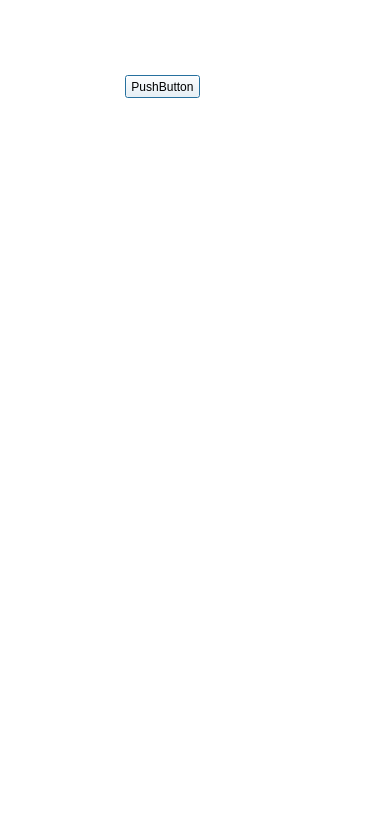
Before: the Qt Designer form src/gui/ui/iterpreter and others.ui in jsanchez679/morphoHeart_rev, drawn with Qt 5.
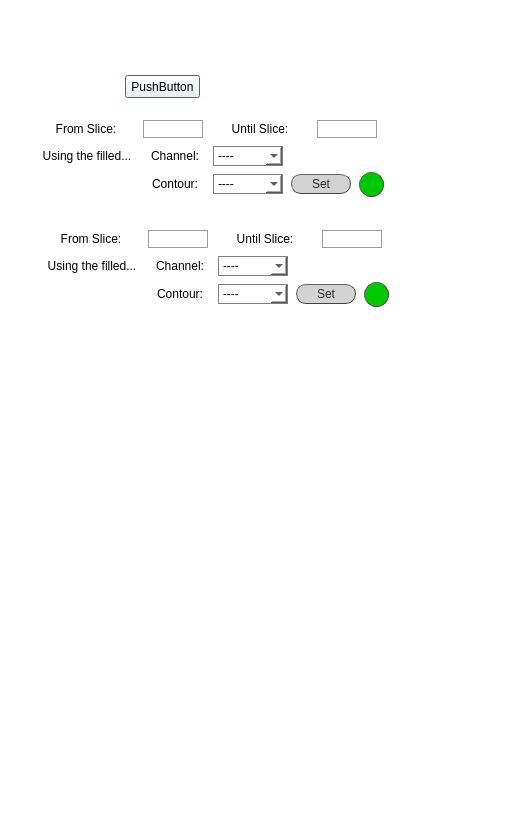
After: the same form once the commit is applied.

Patch:
```diff
--- a/src/gui/ui/iterpreter and others.ui
+++ b/src/gui/ui/iterpreter and others.ui
@@ -6,7 +6,7 @@
    <rect>
     <x>0</x>
     <y>0</y>
-    <width>388</width>
+    <width>526</width>
     <height>829</height>
    </rect>
   </property>
@@ -35,6 +35,888 @@
     <string>PushButton</string>
    </property>
   </widget>
+  <widget class="QWidget" name="npy_mask_ch1_widget" native="true">
+   <property name="geometry">
+    <rect>
+     <x>35</x>
+     <y>115</y>
+     <width>356</width>
+     <height>87</height>
+    </rect>
+   </property>
+   <layout class="QVBoxLayout" name="verticalLayout_123">
+    <property name="leftMargin">
+     <number>0</number>
+    </property>
+    <property name="topMargin">
+     <number>3</number>
+    </property>
+    <property name="rightMargin">
+     <number>0</number>
+    </property>
+    <property name="bottomMargin">
+     <number>3</number>
+    </property>
+    <item>
+     <layout class="QGridLayout" name="gridLayout_69">
+      <item row="0" column="1">
+       <widget class="QLineEdit" name="start_npy_mask_ch1">
+        <property name="minimumSize">
+         <size>
+          <width>60</width>
+          <height>0</height>
+         </size>
+        </property>
+        <property name="maximumSize">
+         <size>
+          <width>60</width>
+          <height>16777215</height>
+         </size>
+        </property>
+        <property name="styleSheet">
+         <string notr="true">QLineEdit {background-color: rgba(0,0,0,0);
+border: 1px solid rgb(156, 156, 156);
+font: 25 10pt &quot;Calibri Light&quot;;
+font-family: &quot;Calibri Light&quot;;
+}
+QLineEdit:focus { border: 1px solid #eb6fbd;}
+					</string>
+        </property>
+        <property name="alignment">
+         <set>Qt::AlignCenter</set>
+        </property>
+       </widget>
+      </item>
+      <item row="0" column="0">
+       <widget class="QLabel" name="start_autom_label_ch4_2">
+        <property name="sizePolicy">
+         <sizepolicy hsizetype="Fixed" vsizetype="Preferred">
+          <horstretch>0</horstretch>
+          <verstretch>0</verstretch>
+         </sizepolicy>
+        </property>
+        <property name="minimumSize">
+         <size>
+          <width>80</width>
+          <height>20</height>
+         </size>
+        </property>
+        <property name="maximumSize">
+         <size>
+          <width>80</width>
+          <height>20</height>
+         </size>
+        </property>
+        <property name="styleSheet">
+         <string notr="true">font: 25 10pt &quot;Calibri Light&quot;;</string>
+        </property>
+        <property name="text">
+         <string>From Slice:</string>
+        </property>
+        <property name="alignment">
+         <set>Qt::AlignCenter</set>
+        </property>
+       </widget>
+      </item>
+      <item row="0" column="2">
+       <widget class="QLabel" name="end_autom_label_ch4_2">
+        <property name="sizePolicy">
+         <sizepolicy hsizetype="Fixed" vsizetype="Preferred">
+          <horstretch>0</horstretch>
+          <verstretch>0</verstretch>
+         </sizepolicy>
+        </property>
+        <property name="minimumSize">
+         <size>
+          <width>80</width>
+          <height>20</height>
+         </size>
+        </property>
+        <property name="maximumSize">
+         <size>
+          <width>80</width>
+          <height>20</height>
+         </size>
+        </property>
+        <property name="styleSheet">
+         <string notr="true">font: 25 10pt &quot;Calibri Light&quot;;</string>
+        </property>
+        <property name="text">
+         <string>Until Slice:</string>
+        </property>
+        <property name="alignment">
+         <set>Qt::AlignCenter</set>
+        </property>
+       </widget>
+      </item>
+      <item row="0" column="3">
+       <widget class="QLineEdit" name="end_npy_mask_ch1">
+        <property name="minimumSize">
+         <size>
+          <width>60</width>
+          <height>0</height>
+         </size>
+        </property>
+        <property name="maximumSize">
+         <size>
+          <width>60</width>
+          <height>16777215</height>
+         </size>
+        </property>
+        <property name="styleSheet">
+         <string notr="true">QLineEdit {background-color: rgba(0,0,0,0);
+border: 1px solid rgb(156, 156, 156);
+font: 25 10pt &quot;Calibri Light&quot;;
+font-family: &quot;Calibri Light&quot;;
+}
+QLineEdit:focus { border: 1px solid #eb6fbd;}
+					</string>
+        </property>
+        <property name="alignment">
+         <set>Qt::AlignCenter</set>
+        </property>
+       </widget>
+      </item>
+     </layout>
+    </item>
+    <item>
+     <layout class="QGridLayout" name="gridLayout_70">
+      <item row="0" column="1">
+       <widget class="QLabel" name="lab_no_ch_7">
+        <property name="minimumSize">
+         <size>
+          <width>60</width>
+          <height>20</height>
+         </size>
+        </property>
+        <property name="maximumSize">
+         <size>
+          <width>60</width>
+          <height>20</height>
+         </size>
+        </property>
+        <property name="styleSheet">
+         <string notr="true">font: 25 10pt &quot;Calibri Light&quot;;
+background-color: rgb(255, 255, 255);</string>
+        </property>
+        <property name="text">
+         <string>Channel:</string>
+        </property>
+        <property name="alignment">
+         <set>Qt::AlignCenter</set>
+        </property>
+       </widget>
+      </item>
+      <item row="1" column="2">
+       <widget class="QComboBox" name="npy_cont_ch1">
+        <property name="enabled">
+         <bool>true</bool>
+        </property>
+        <property name="sizePolicy">
+         <sizepolicy hsizetype="Fixed" vsizetype="Fixed">
+          <horstretch>0</horstretch>
+          <verstretch>0</verstretch>
+         </sizepolicy>
+        </property>
+        <property name="minimumSize">
+         <size>
+          <width>70</width>
+          <height>20</height>
+         </size>
+        </property>
+        <property name="maximumSize">
+         <size>
+          <width>60</width>
+          <height>20</height>
+         </size>
+        </property>
+        <property name="styleSheet">
+         <string notr="true">QComboBox {
+    border: 1px solid gray;
+	font: 25 10pt &quot;Calibri Light&quot;;
+}
+
+QComboBox:editable {
+    background: white;
+}
+
+QComboBox:!editable, QComboBox::drop-down:editable {
+     background: rgb(255, 255, 255);
+}
+
+/* QComboBox gets the &quot;on&quot; state when the popup is open */
+QComboBox:!editable:on, QComboBox::drop-down:editable:on {
+    background:rgba(170, 0, 127, 100);
+}
+
+QComboBox QAbstractItemView {
+    border: 1px solid darkgray;
+    selection-background-color:  rgba(162, 0, 122,180);
+	font: 25 10pt &quot;Calibri Light&quot;;
+}
+</string>
+        </property>
+        <item>
+         <property name="text">
+          <string>----</string>
+         </property>
+        </item>
+       </widget>
+      </item>
+      <item row="0" column="0">
+       <widget class="QLabel" name="lab_no_ch_24">
+        <property name="minimumSize">
+         <size>
+          <width>100</width>
+          <height>20</height>
+         </size>
+        </property>
+        <property name="maximumSize">
+         <size>
+          <width>100</width>
+          <height>20</height>
+         </size>
+        </property>
+        <property name="styleSheet">
+         <string notr="true">font: 25 10pt &quot;Calibri Light&quot;;
+background-color: rgb(255, 255, 255);</string>
+        </property>
+        <property name="text">
+         <string>Using the filled...</string>
+        </property>
+        <property name="alignment">
+         <set>Qt::AlignCenter</set>
+        </property>
+       </widget>
+      </item>
+      <item row="1" column="1">
+       <widget class="QLabel" name="lab_no_ch_18">
+        <property name="minimumSize">
+         <size>
+          <width>60</width>
+          <height>20</height>
+         </size>
+        </property>
+        <property name="maximumSize">
+         <size>
+          <width>60</width>
+          <height>20</height>
+         </size>
+        </property>
+        <property name="styleSheet">
+         <string notr="true">font: 25 10pt &quot;Calibri Light&quot;;
+background-color: rgb(255, 255, 255);</string>
+        </property>
+        <property name="text">
+         <string>Contour:</string>
+        </property>
+        <property name="alignment">
+         <set>Qt::AlignCenter</set>
+        </property>
+       </widget>
+      </item>
+      <item row="1" column="4">
+       <widget class="QPushButton" name="npy_mask_ch1_play">
+        <property name="enabled">
+         <bool>true</bool>
+        </property>
+        <property name="minimumSize">
+         <size>
+          <width>25</width>
+          <height>25</height>
+         </size>
+        </property>
+        <property name="maximumSize">
+         <size>
+          <width>25</width>
+          <height>25</height>
+         </size>
+        </property>
+        <property name="autoFillBackground">
+         <bool>false</bool>
+        </property>
+        <property name="styleSheet">
+         <string notr="true">QPushButton{
+border-radius:12px; 
+border-width: 1px; 
+border-style: outset; 
+border-color: rgb(66, 66, 66); 
+background-color:  rgb(0, 199, 0)}
+
+QPushButton:hover{
+background-color: rgb(0, 227, 0); 
+border-color: rgb(115, 115, 115)}
+
+QPushButton:checked{
+background-color: rgb(0, 85, 0); 
+border-color: rgb(115, 115, 115)}
+
+QPushButton:disabled{
+background-color: rgb(179, 179, 179); 
+border-color: rgb(115, 115, 115)}
+</string>
+        </property>
+        <property name="text">
+         <string/>
+        </property>
+        <property name="checkable">
+         <bool>true</bool>
+        </property>
+       </widget>
+      </item>
+      <item row="0" column="2">
+       <widget class="QComboBox" name="npy_ch_ch1">
+        <property name="enabled">
+         <bool>true</bool>
+        </property>
+        <property name="sizePolicy">
+         <sizepolicy hsizetype="Fixed" vsizetype="Fixed">
+          <horstretch>0</horstretch>
+          <verstretch>0</verstretch>
+         </sizepolicy>
+        </property>
+        <property name="minimumSize">
+         <size>
+          <width>70</width>
+          <height>20</height>
+         </size>
+        </property>
+        <property name="maximumSize">
+         <size>
+          <width>60</width>
+          <height>20</height>
+         </size>
+        </property>
+        <property name="styleSheet">
+         <string notr="true">QComboBox {
+    border: 1px solid gray;
+	font: 25 10pt &quot;Calibri Light&quot;;
+}
+
+QComboBox:editable {
+    background: white;
+}
+
+QComboBox:!editable, QComboBox::drop-down:editable {
+     background: rgb(255, 255, 255);
+}
+
+/* QComboBox gets the &quot;on&quot; state when the popup is open */
+QComboBox:!editable:on, QComboBox::drop-down:editable:on {
+    background:rgba(170, 0, 127, 100);
+}
+
+QComboBox QAbstractItemView {
+    border: 1px solid darkgray;
+    selection-background-color:  rgba(162, 0, 122,180);
+	font: 25 10pt &quot;Calibri Light&quot;;
+}
+</string>
+        </property>
+        <item>
+         <property name="text">
+          <string>----</string>
+         </property>
+        </item>
+       </widget>
+      </item>
+      <item row="1" column="3">
+       <widget class="QPushButton" name="set_npy_mask_ch1">
+        <property name="minimumSize">
+         <size>
+          <width>60</width>
+          <height>20</height>
+         </size>
+        </property>
+        <property name="maximumSize">
+         <size>
+          <width>60</width>
+          <height>20</height>
+         </size>
+        </property>
+        <property name="autoFillBackground">
+         <bool>false</bool>
+        </property>
+        <property name="styleSheet">
+         <string notr="true">QPushButton{border-radius:10px;
+border-width: 1px;
+border-style: outset;
+border-color: rgb(66, 66, 66);
+background-color: rgb(211, 211, 211);
+color: rgb(39, 39, 39);
+font: 10pt &quot;Calibri Light&quot;;}
+
+QPushButton:hover{
+background-color: rgba(167, 0, 125, 200);
+border-color: #672146;
+color: rgb(234, 234, 234);
+}
+
+QPushButton:disabled{
+background-color: rgb(232, 232, 232);
+border-color: rgb(158, 158, 158);
+color: rgb(125, 125, 125);
+}
+
+QPushButton:checked{
+background-color: rgb(107, 0, 80);
+border-color: rgb(76, 0, 57);
+color: rgb(234, 234, 234);
+}</string>
+        </property>
+        <property name="text">
+         <string>Set</string>
+        </property>
+        <property name="checkable">
+         <bool>true</bool>
+        </property>
+       </widget>
+      </item>
+     </layout>
+    </item>
+   </layout>
+  </widget>
+  <widget class="QWidget" name="npy_mask_ch2_widget" native="true">
+   <property name="geometry">
+    <rect>
+     <x>40</x>
+     <y>225</y>
+     <width>356</width>
+     <height>87</height>
+    </rect>
+   </property>
+   <layout class="QVBoxLayout" name="verticalLayout_124">
+    <property name="leftMargin">
+     <number>0</number>
+    </property>
+    <property name="topMargin">
+     <number>3</number>
+    </property>
+    <property name="rightMargin">
+     <number>0</number>
+    </property>
+    <property name="bottomMargin">
+     <number>3</number>
+    </property>
+    <item>
+     <layout class="QGridLayout" name="gridLayout_71">
+      <item row="0" column="1">
+       <widget class="QLineEdit" name="start_npy_mask_ch2">
+        <property name="minimumSize">
+         <size>
+          <width>60</width>
+          <height>0</height>
+         </size>
+        </property>
+        <property name="maximumSize">
+         <size>
+          <width>60</width>
+          <height>16777215</height>
+         </size>
+        </property>
+        <property name="styleSheet">
+         <string notr="true">QLineEdit {background-color: rgba(0,0,0,0);
+border: 1px solid rgb(156, 156, 156);
+font: 25 10pt &quot;Calibri Light&quot;;
+font-family: &quot;Calibri Light&quot;;
+}
+QLineEdit:focus { border: 1px solid #eb6fbd;}
+					</string>
+        </property>
+        <property name="alignment">
+         <set>Qt::AlignCenter</set>
+        </property>
+       </widget>
+      </item>
+      <item row="0" column="0">
+       <widget class="QLabel" name="start_autom_label_ch4_3">
+        <property name="sizePolicy">
+         <sizepolicy hsizetype="Fixed" vsizetype="Preferred">
+          <horstretch>0</horstretch>
+          <verstretch>0</verstretch>
+         </sizepolicy>
+        </property>
+        <property name="minimumSize">
+         <size>
+          <width>80</width>
+          <height>20</height>
+         </size>
+        </property>
+        <property name="maximumSize">
+         <size>
+          <width>80</width>
+          <height>20</height>
+         </size>
+        </property>
+        <property name="styleSheet">
+         <string notr="true">font: 25 10pt &quot;Calibri Light&quot;;</string>
+        </property>
+        <property name="text">
+         <string>From Slice:</string>
+        </property>
+        <property name="alignment">
+         <set>Qt::AlignCenter</set>
+        </property>
+       </widget>
+      </item>
+      <item row="0" column="2">
+       <widget class="QLabel" name="end_autom_label_ch4_3">
+        <property name="sizePolicy">
+         <sizepolicy hsizetype="Fixed" vsizetype="Preferred">
+          <horstretch>0</horstretch>
+          <verstretch>0</verstretch>
+         </sizepolicy>
+        </property>
+        <property name="minimumSize">
+         <size>
+          <width>80</width>
+          <height>20</height>
+         </size>
+        </property>
+        <property name="maximumSize">
+         <size>
+          <width>80</width>
+          <height>20</height>
+         </size>
+        </property>
+        <property name="styleSheet">
+         <string notr="true">font: 25 10pt &quot;Calibri Light&quot;;</string>
+        </property>
+        <property name="text">
+         <string>Until Slice:</string>
+        </property>
+        <property name="alignment">
+         <set>Qt::AlignCenter</set>
+        </property>
+       </widget>
+      </item>
+      <item row="0" column="3">
+       <widget class="QLineEdit" name="end_npy_mask_ch2">
+        <property name="minimumSize">
+         <size>
+          <width>60</width>
+          <height>0</height>
+         </size>
+        </property>
+        <property name="maximumSize">
+         <size>
+          <width>60</width>
+          <height>16777215</height>
+         </size>
+        </property>
+        <property name="styleSheet">
+         <string notr="true">QLineEdit {background-color: rgba(0,0,0,0);
+border: 1px solid rgb(156, 156, 156);
+font: 25 10pt &quot;Calibri Light&quot;;
+font-family: &quot;Calibri Light&quot;;
+}
+QLineEdit:focus { border: 1px solid #eb6fbd;}
+					</string>
+        </property>
+        <property name="alignment">
+         <set>Qt::AlignCenter</set>
+        </property>
+       </widget>
+      </item>
+     </layout>
+    </item>
+    <item>
+     <layout class="QGridLayout" name="gridLayout_72">
+      <item row="0" column="1">
+       <widget class="QLabel" name="lab_no_ch_10">
+        <property name="minimumSize">
+         <size>
+          <width>60</width>
+          <height>20</height>
+         </size>
+        </property>
+        <property name="maximumSize">
+         <size>
+          <width>60</width>
+          <height>20</height>
+         </size>
+        </property>
+        <property name="styleSheet">
+         <string notr="true">font: 25 10pt &quot;Calibri Light&quot;;
+background-color: rgb(255, 255, 255);</string>
+        </property>
+        <property name="text">
+         <string>Channel:</string>
+        </property>
+        <property name="alignment">
+         <set>Qt::AlignCenter</set>
+        </property>
+       </widget>
+      </item>
+      <item row="1" column="2">
+       <widget class="QComboBox" name="npy_cont_ch2">
+        <property name="enabled">
+         <bool>true</bool>
+        </property>
+        <property name="sizePolicy">
+         <sizepolicy hsizetype="Fixed" vsizetype="Fixed">
+          <horstretch>0</horstretch>
+          <verstretch>0</verstretch>
+         </sizepolicy>
+        </property>
+        <property name="minimumSize">
+         <size>
+          <width>70</width>
+          <height>20</height>
+         </size>
+        </property>
+        <property name="maximumSize">
+         <size>
+          <width>60</width>
+          <height>20</height>
+         </size>
+        </property>
+        <property name="styleSheet">
+         <string notr="true">QComboBox {
+    border: 1px solid gray;
+	font: 25 10pt &quot;Calibri Light&quot;;
+}
+
+QComboBox:editable {
+    background: white;
+}
+
+QComboBox:!editable, QComboBox::drop-down:editable {
+     background: rgb(255, 255, 255);
+}
+
+/* QComboBox gets the &quot;on&quot; state when the popup is open */
+QComboBox:!editable:on, QComboBox::drop-down:editable:on {
+    background:rgba(170, 0, 127, 100);
+}
+
+QComboBox QAbstractItemView {
+    border: 1px solid darkgray;
+    selection-background-color:  rgba(162, 0, 122,180);
+	font: 25 10pt &quot;Calibri Light&quot;;
+}
+</string>
+        </property>
+        <item>
+         <property name="text">
+          <string>----</string>
+         </property>
+        </item>
+       </widget>
+      </item>
+      <item row="0" column="0">
+       <widget class="QLabel" name="lab_no_ch_25">
+        <property name="minimumSize">
+         <size>
+          <width>100</width>
+          <height>20</height>
+         </size>
+        </property>
+        <property name="maximumSize">
+         <size>
+          <width>100</width>
+          <height>20</height>
+         </size>
+        </property>
+        <property name="styleSheet">
+         <string notr="true">font: 25 10pt &quot;Calibri Light&quot;;
+background-color: rgb(255, 255, 255);</string>
+        </property>
+        <property name="text">
+         <string>Using the filled...</string>
+        </property>
+        <property name="alignment">
+         <set>Qt::AlignCenter</set>
+        </property>
+       </widget>
+      </item>
+      <item row="1" column="1">
+       <widget class="QLabel" name="lab_no_ch_20">
+        <property name="minimumSize">
+         <size>
+          <width>60</width>
+          <height>20</height>
+         </size>
+        </property>
+        <property name="maximumSize">
+         <size>
+          <width>60</width>
+          <height>20</height>
+         </size>
+        </property>
+        <property name="styleSheet">
+         <string notr="true">font: 25 10pt &quot;Calibri Light&quot;;
+background-color: rgb(255, 255, 255);</string>
+        </property>
+        <property name="text">
+         <string>Contour:</string>
+        </property>
+        <property name="alignment">
+         <set>Qt::AlignCenter</set>
+        </property>
+       </widget>
+      </item>
+      <item row="0" column="2">
+       <widget class="QComboBox" name="npy_ch_ch2">
+        <property name="enabled">
+         <bool>true</bool>
+        </property>
+        <property name="sizePolicy">
+         <sizepolicy hsizetype="Fixed" vsizetype="Fixed">
+          <horstretch>0</horstretch>
+          <verstretch>0</verstretch>
+         </sizepolicy>
+        </property>
+        <property name="minimumSize">
+         <size>
+          <width>70</width>
+          <height>20</height>
+         </size>
+        </property>
+        <property name="maximumSize">
+         <size>
+          <width>60</width>
+          <height>20</height>
+         </size>
+        </property>
+        <property name="styleSheet">
+         <string notr="true">QComboBox {
+    border: 1px solid gray;
+	font: 25 10pt &quot;Calibri Light&quot;;
+}
+
+QComboBox:editable {
+    background: white;
+}
+
+QComboBox:!editable, QComboBox::drop-down:editable {
+     background: rgb(255, 255, 255);
+}
+
+/* QComboBox gets the &quot;on&quot; state when the popup is open */
+QComboBox:!editable:on, QComboBox::drop-down:editable:on {
+    background:rgba(170, 0, 127, 100);
+}
+
+QComboBox QAbstractItemView {
+    border: 1px solid darkgray;
+    selection-background-color:  rgba(162, 0, 122,180);
+	font: 25 10pt &quot;Calibri Light&quot;;
+}
+</string>
+        </property>
+        <item>
+         <property name="text">
+          <string>----</string>
+         </property>
+        </item>
+       </widget>
+      </item>
+      <item row="1" column="3">
+       <widget class="QPushButton" name="set_npy_mask_ch2">
+        <property name="minimumSize">
+         <size>
+          <width>60</width>
+          <height>20</height>
+         </size>
+        </property>
+        <property name="maximumSize">
+         <size>
+          <width>60</width>
+          <height>20</height>
+         </size>
+        </property>
+        <property name="autoFillBackground">
+         <bool>false</bool>
+        </property>
+        <property name="styleSheet">
+         <string notr="true">QPushButton{border-radius:10px;
+border-width: 1px;
+border-style: outset;
+border-color: rgb(66, 66, 66);
+background-color: rgb(211, 211, 211);
+color: rgb(39, 39, 39);
+font: 10pt &quot;Calibri Light&quot;;}
+
+QPushButton:hover{
+background-color: rgba(167, 0, 125, 200);
+border-color: #672146;
+color: rgb(234, 234, 234);
+}
+
+QPushButton:disabled{
+background-color: rgb(232, 232, 232);
+border-color: rgb(158, 158, 158);
+color: rgb(125, 125, 125);
+}
+
+QPushButton:checked{
+background-color: rgb(107, 0, 80);
+border-color: rgb(76, 0, 57);
+color: rgb(234, 234, 234);
+}</string>
+        </property>
+        <property name="text">
+         <string>Set</string>
+        </property>
+        <property name="checkable">
+         <bool>true</bool>
+        </property>
+       </widget>
+      </item>
+      <item row="1" column="4">
+       <widget class="QPushButton" name="npy_mask_ch2_play">
+        <property name="enabled">
+         <bool>true</bool>
+        </property>
+        <property name="minimumSize">
+         <size>
+          <width>25</width>
+          <height>25</height>
+         </size>
+        </property>
+        <property name="maximumSize">
+         <size>
+          <width>25</width>
+          <height>25</height>
+         </size>
+        </property>
+        <property name="autoFillBackground">
+         <bool>false</bool>
+        </property>
+        <property name="styleSheet">
+         <string notr="true">QPushButton{
+border-radius:12px; 
+border-width: 1px; 
+border-style: outset; 
+border-color: rgb(66, 66, 66); 
+background-color:  rgb(0, 199, 0)}
+
+QPushButton:hover{
+background-color: rgb(0, 227, 0); 
+border-color: rgb(115, 115, 115)}
+
+QPushButton:checked{
+background-color: rgb(0, 85, 0); 
+border-color: rgb(115, 115, 115)}
+
+QPushButton:disabled{
+background-color: rgb(179, 179, 179); 
+border-color: rgb(115, 115, 115)}
+</string>
+        </property>
+        <property name="text">
+         <string/>
+        </property>
+        <property name="checkable">
+         <bool>true</bool>
+        </property>
+       </widget>
+      </item>
+     </layout>
+    </item>
+   </layout>
+  </widget>
  </widget>
  <resources/>
  <connections/>
```
